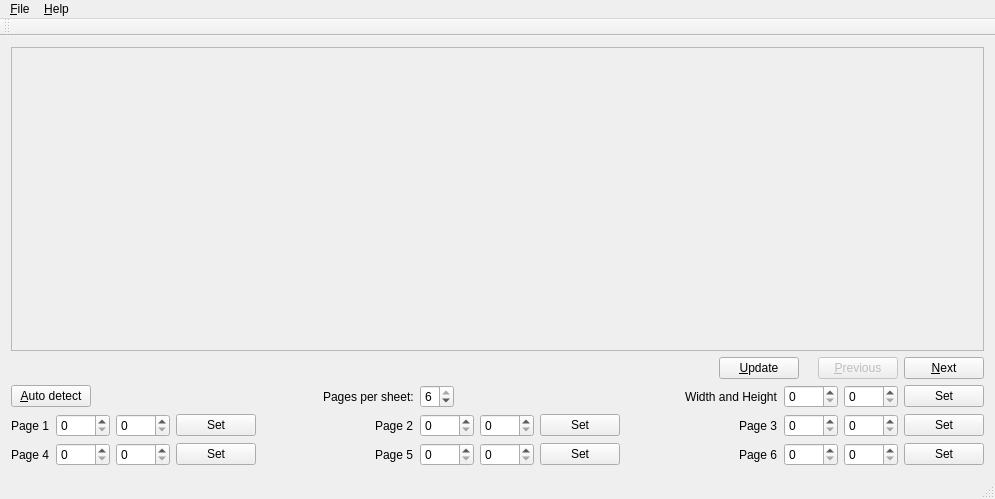
Qt form mainwindow.ui (cges30901/pdfhandoutcrop) before a commit.
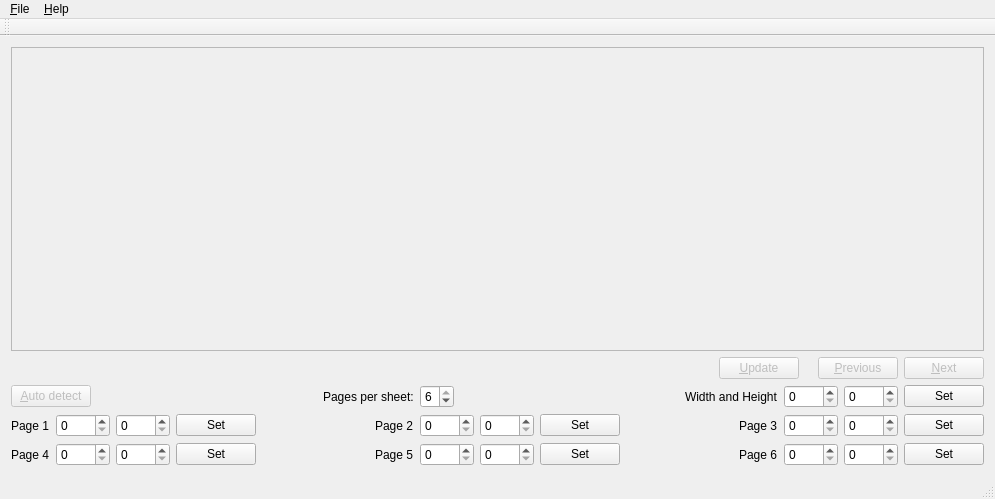
The same form after that commit. Custom widgets are drawn as their Qt base class.

Commit message: disable some buttons until input pdf is set

The edit to the form file:
```diff
--- a/mainwindow.ui
+++ b/mainwindow.ui
@@ -70,6 +70,9 @@
       </item>
       <item>
        <widget class="QPushButton" name="btnUpdate">
+        <property name="enabled">
+         <bool>false</bool>
+        </property>
         <property name="text">
          <string>&amp;Update</string>
         </property>
@@ -94,6 +97,9 @@
       </item>
       <item>
        <widget class="QPushButton" name="btnNext">
+        <property name="enabled">
+         <bool>false</bool>
+        </property>
         <property name="text">
          <string>&amp;Next</string>
         </property>
@@ -105,6 +111,9 @@
      <layout class="QHBoxLayout" name="horizontalLayout_3">
       <item>
        <widget class="QPushButton" name="btnAutoDetect">
+        <property name="enabled">
+         <bool>false</bool>
+        </property>
         <property name="sizePolicy">
          <sizepolicy hsizetype="Maximum" vsizetype="Fixed">
           <horstretch>0</horstretch>
```
The commit also changes 1 other file.
